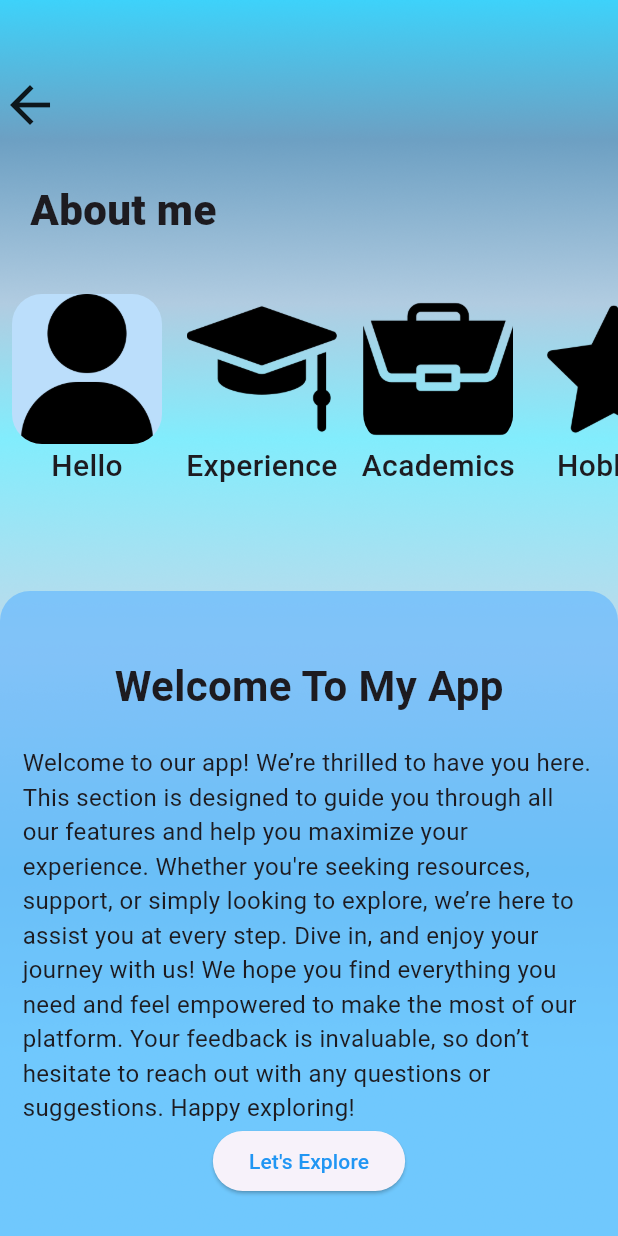
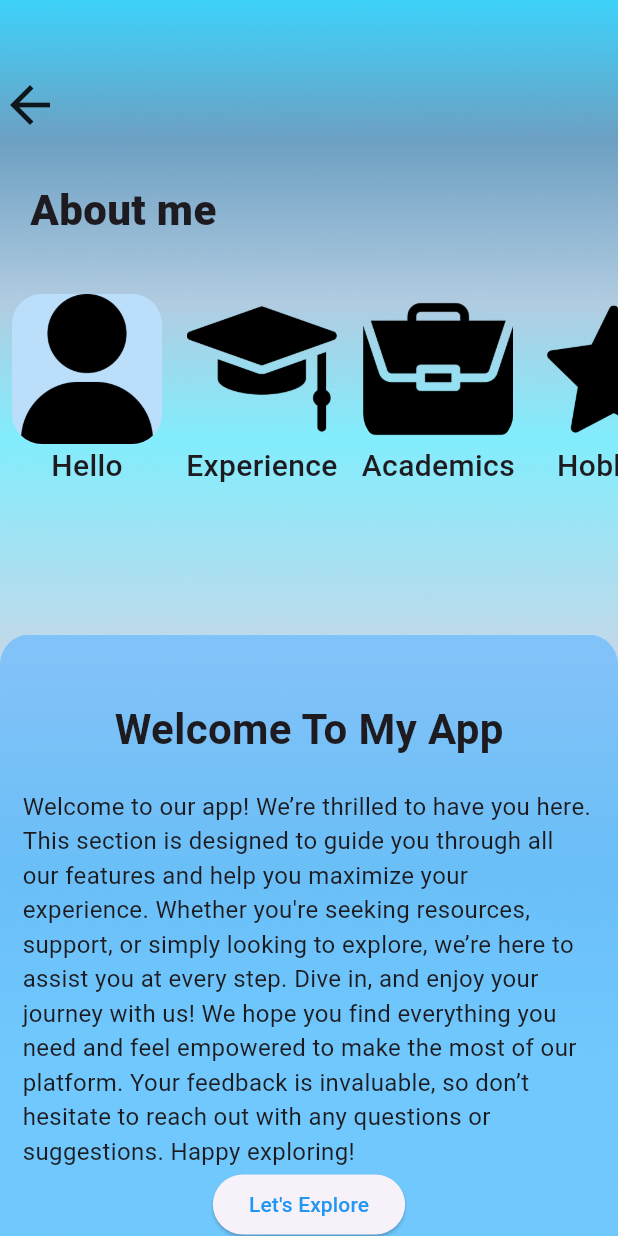
Before and after one commit to alokyadav686/portfolioapp, a Flutter app: the hello screen opened directly, on a phone screen of 412 x 824 dp. Run offline on Flutter 3.47's test engine with Material 3 defaults, Android fonts, the phone set to English and light mode, and no system bars; missing offline and left inert: dart:ffi.

Commit message:
final commit

```diff
--- a/lib/hello.dart
+++ b/lib/hello.dart
@@ -174,8 +174,13 @@ class hello extends StatelessWidget {
                 ),
                 ),
               ),
-              Expanded(child: Container()),
-              Container(
+              // Expanded(child: Container()),
+              SizedBox(height: 90,),
+
+              Expanded(
+                child: SingleChildScrollView(
+                  scrollDirection: Axis.vertical,
+                  child: Container(
                     width: double.infinity,
                     decoration: BoxDecoration(
                     color: Color.fromARGB(185, 105, 186, 253),
@@ -209,6 +214,8 @@ class hello extends StatelessWidget {
                       ),
                     ),
                   ),
+                ),
+              ),
 
           ],
         ),
```
Also changed, not shown: lib/academics.dart (+10 -2 lines), lib/hobbies.dart (+8 -2 lines), lib/main.dart (+6 -1 lines), lib/menuBtn.dart (+7 -16 lines), lib/splashscreen.dart (added, +41 -0 lines). Lines whose indentation alone changed are shown as unchanged.
